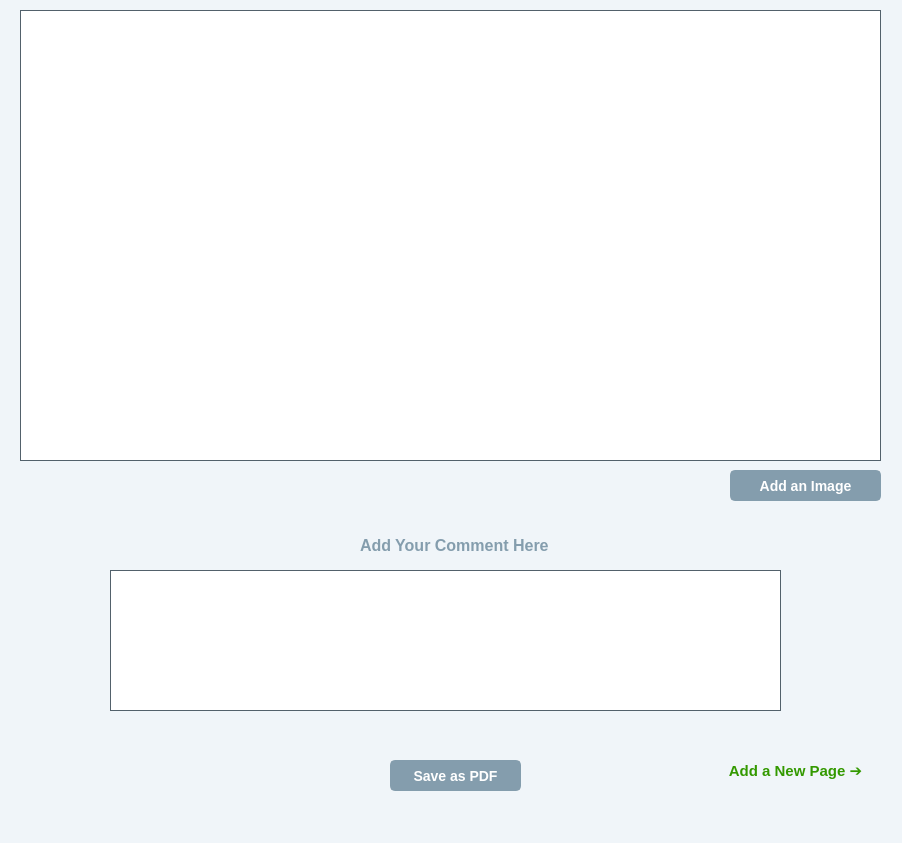
This is DocumentWindow.ui in lameesmohee/Vital-Signal-Viewer as Qt 5 draws it before an edit. The edited form follows.
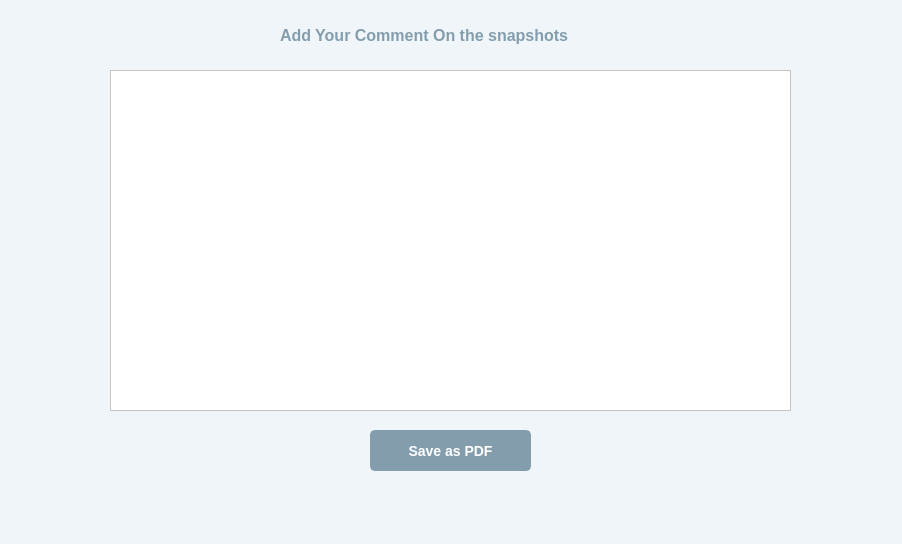
This is the edited form.

Commit message: Updated PDF, GUI, and Removed QTableWidget from UI

Diff of the .ui file:
```diff
--- a/DocumentWindow.ui
+++ b/DocumentWindow.ui
@@ -7,7 +7,7 @@
     <x>0</x>
     <y>0</y>
     <width>902</width>
-    <height>843</height>
+    <height>544</height>
    </rect>
   </property>
   <property name="windowTitle">
@@ -17,52 +17,13 @@
    <string notr="true">background-color:#F0F5F9</string>
   </property>
   <widget class="QWidget" name="centralwidget">
-   <widget class="QLabel" name="screenshot_section">
-    <property name="geometry">
-     <rect>
-      <x>20</x>
-      <y>10</y>
-      <width>861</width>
-      <height>451</height>
-     </rect>
-    </property>
-    <property name="styleSheet">
-     <string notr="true">border: 1px solid #52616B;;
-background-color: White;</string>
-    </property>
-    <property name="text">
-     <string/>
-    </property>
-   </widget>
-   <widget class="QLineEdit" name="comment_section">
-    <property name="geometry">
-     <rect>
-      <x>110</x>
-      <y>570</y>
-      <width>671</width>
-      <height>141</height>
-     </rect>
-    </property>
-    <property name="font">
-     <font>
-      <pointsize>12</pointsize>
-     </font>
-    </property>
-    <property name="styleSheet">
-     <string notr="true">Background-color:White;
-border: 1px solid #52616B</string>
-    </property>
-    <property name="text">
-     <string/>
-    </property>
-   </widget>
    <widget class="QPushButton" name="save_button">
     <property name="geometry">
      <rect>
-      <x>390</x>
-      <y>760</y>
-      <width>131</width>
-      <height>31</height>
+      <x>370</x>
+      <y>430</y>
+      <width>161</width>
+      <height>41</height>
      </rect>
     </property>
     <property name="font">
@@ -101,84 +62,12 @@
      <string>Ctrl+S</string>
     </property>
    </widget>
-   <widget class="QPushButton" name="add_image_button">
-    <property name="geometry">
-     <rect>
-      <x>730</x>
-      <y>470</y>
-      <width>151</width>
-      <height>31</height>
-     </rect>
-    </property>
-    <property name="font">
-     <font>
-      <pointsize>-1</pointsize>
-      <bold>true</bold>
-     </font>
-    </property>
-    <property name="cursor">
-     <cursorShape>OpenHandCursor</cursorShape>
-    </property>
-    <property name="styleSheet">
-     <string notr="true">/*background-color:#C9D6DF;*/
-QPushButton {
-    background-color: #849dad; /* Background color*/
-    border: 2px solid #849dad; /* Border style*/
-    border-radius: 5px; /* Rounded corners */
-    color: #ffffff; /* Text color */
-    padding: 5px 15px; /* Padding around the text */
-    font-size: 14px; /* Text font size */
-}
-QPushButton:hover {
-    background-color: #708694; /* Background color on hover */
-    border: 2px solid #708694; /* Border style on hover */
-}
-QPushButton:pressed {
-    background-color: #52616B; /* Background color when pressed */
-    border: 2px solid #52616B; /* Border style when pressed */
-}</string>
-    </property>
-    <property name="text">
-     <string>Add an Image</string>
-    </property>
-   </widget>
-   <widget class="QPushButton" name="add_new_page_button">
-    <property name="geometry">
-     <rect>
-      <x>710</x>
-      <y>750</y>
-      <width>171</width>
-      <height>41</height>
-     </rect>
-    </property>
-    <property name="font">
-     <font>
-      <pointsize>11</pointsize>
-      <bold>true</bold>
-     </font>
-    </property>
-    <property name="cursor">
-     <cursorShape>OpenHandCursor</cursorShape>
-    </property>
-    <property name="styleSheet">
-     <string notr="true">color:rgb(51, 153, 0);</string>
-    </property>
-    <property name="text">
-     <string>Add a New Page ➔</string>
-    </property>
-    <property name="shortcut">
-     <string>Ctrl+N</string>
-    </property>
-    <property name="flat">
-     <bool>true</bool>
-    </property>
-   </widget>
    <widget class="QLabel" name="label">
     <property name="geometry">
      <rect>
-      <x>360</x>
-      <y>530</y>
-      <width>201</width>
+      <x>280</x>
+      <y>20</y>
+      <width>391</width>
       <height>31</height>
      </rect>
     </property>
@@ -192,7 +81,26 @@
      <string notr="true">color:#849dad</string>
     </property>
     <property name="text">
-     <string>Add Your Comment Here</string>
+     <string>Add Your Comment On the snapshots</string>
+    </property>
+   </widget>
+   <widget class="QTextEdit" name="comment_section">
+    <property name="geometry">
+     <rect>
+      <x>110</x>
+      <y>70</y>
+      <width>681</width>
+      <height>341</height>
+     </rect>
+    </property>
+    <property name="font">
+     <font>
+      <pointsize>12</pointsize>
+     </font>
+    </property>
+    <property name="styleSheet">
+     <string notr="true">background-color: white;
+</string>
     </property>
    </widget>
   </widget>
```
The commit also changes 4 other files.
